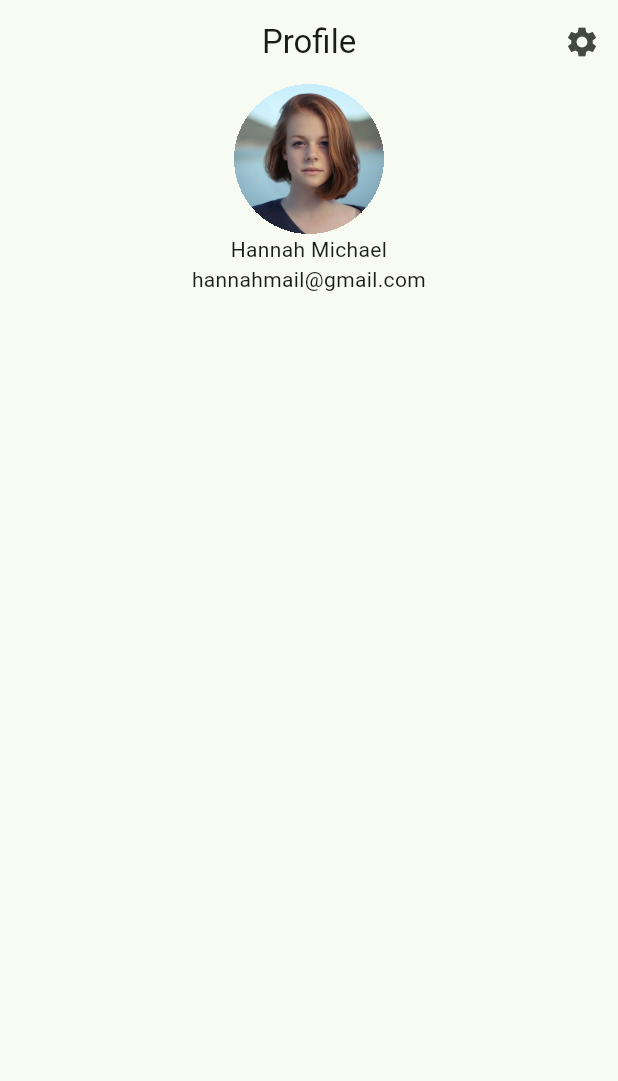
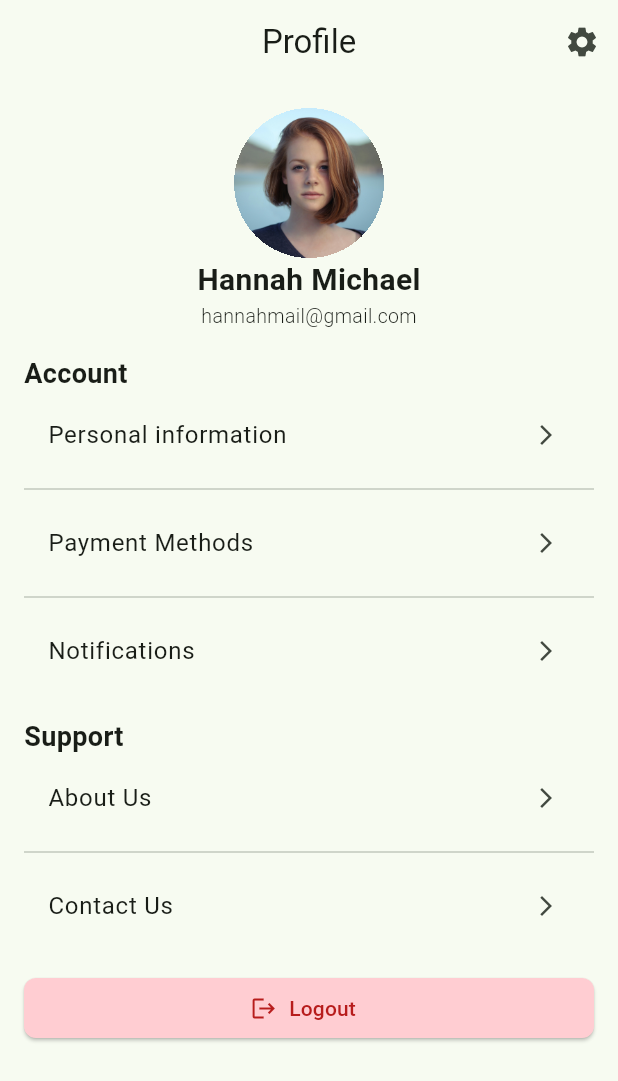
Before and after one commit to JoyObidife/myfirst_app, a Flutter app: the ProfilePage screen opened directly, on a phone screen of 412 x 824 dp. Shown: the top 1081 px of the screen. Run offline on Flutter 3.47's test engine with Material 3 defaults, Android fonts, the phone set to English and light mode, and no system bars.

```diff
--- a/lib/main.dart
+++ b/lib/main.dart
@@ -1,6 +1,7 @@
 import 'package:flutter/material.dart';
 import 'package:myfirst_app/bottom_navigation.dart';
 import 'package:myfirst_app/home_page.dart';
+import 'package:myfirst_app/onbording_page.dart';
 
 void main() {
   runApp(const MyApp());
@@ -21,6 +22,10 @@ class MyApp extends StatelessWidget {
 
       ),
  debugShowCheckedModeBanner: false,
+ routes: {
+  "/":(context)=> OnbordingPage(),
+  "/home": (context)=> BottomNavigation(),
+ },
       home: BottomNavigation()
     );
   }
--- a/lib/profile_page.dart
+++ b/lib/profile_page.dart
@@ -1,39 +1,165 @@
 import 'package:flutter/material.dart';
+import 'package:myfirst_app/notification_page.dart';
+import 'package:myfirst_app/payment_methods.dart';
+import 'package:myfirst_app/personal_information.dart';
 
-class ProfilePage extends StatelessWidget {
+class ProfilePage extends StatefulWidget {
   const ProfilePage({super.key});
 
+  @override
+  State<ProfilePage> createState() => _ProfilePageState();
+}
+
+class _ProfilePageState extends State<ProfilePage> {
   @override
   Widget build(BuildContext context) {
     return Scaffold(
       appBar: AppBar(
         title: Text("Profile"),
         centerTitle: true,
-        actions: [
-          IconButton(onPressed: () {}, icon: Icon(Icons.settings),),
-        ],
-
+        actions: [IconButton(onPressed: () {}, icon: Icon(Icons.settings))],
       ),
       body: ListView(
+        padding: EdgeInsets.all(16),
         children: [
-          Container(
-            decoration: BoxDecoration(shape: BoxShape.circle),
-            clipBehavior: Clip.hardEdge,
-            child: Image.asset(
-              "assets/profile_pics.jpg",
-              width: 100,
-              height: 100,
-            ),
-          ),
+          _buildonprofilepics(),
+          _builddetails(),
+          SizedBox(height: 16,),
 
-          Text("Hannah Michael", textAlign: TextAlign.center,),
-          Text("hannahmail@gmail.com", textAlign: TextAlign.center,),
+          _buildaccountsection(),
+          SizedBox(height: 16,),
 
-        ],
-          ),
+          _buildSupportSection(),
+          SizedBox(height: 16,),
+ElevatedButton.icon(
+  style: ElevatedButton.styleFrom(
+    backgroundColor: Colors.red.shade100,
+    foregroundColor: Colors.red.shade900,
+    shape: RoundedRectangleBorder(
+      borderRadius: BorderRadius.circular(8),
+    ),
+  ),
+  onPressed: () {},
+  icon: Icon(Icons.logout),
+  label: Text("Logout"),
+),
+
+        ]
+      )
+      );
 
 
-      );
+  }
 
+  Column _buildSupportSection() {
+    return Column(
+          crossAxisAlignment: CrossAxisAlignment.start,
+          children: [
+            Text(
+              "Support",
+              style: TextStyle(fontWeight: FontWeight.bold, fontSize: 18),
+            ),
+
+            ListTile(
+              title: Text(
+                "About Us",
+                style: TextStyle(fontSize: 16),
+              ),
+              trailing: Icon(Icons.arrow_forward_ios_outlined, size: 16),
+            ),
+
+            Divider(),
+            ListTile(
+              title: Text(
+                "Contact Us",
+                style: TextStyle(fontSize: 16),
+              ),
+              trailing: Icon(Icons.arrow_forward_ios_outlined, size: 16),
+            ),
+
+
+          ],
+        );
+  }
+
+  Column _buildaccountsection() {
+    return Column(
+      crossAxisAlignment: CrossAxisAlignment.start,
+      children: [
+        Text(
+          "Account",
+          style: TextStyle(fontWeight: FontWeight.bold, fontSize: 18),
+        ),
+        ListTile(
+          onTap: () {
+            Navigator.of(context).push(
+              MaterialPageRoute(builder: (context){
+                return PersonalInformation();
+
+              },
+
+              ),
+            );
+          },
+          title: Text("Personal information", style: TextStyle(fontSize: 16)),
+          trailing: Icon(Icons.arrow_forward_ios_outlined, size: 16),
+        ),
+
+        Divider(),
+
+        ListTile(
+          onTap: () {
+            Navigator.of(context).push(
+MaterialPageRoute(builder: (contex){
+  return PaymentMethods();
+
+}
+            )
+            );
+        },
+          title: Text("Payment Methods", style: TextStyle(fontSize: 16)),
+          trailing: Icon(Icons.arrow_forward_ios_outlined, size: 16),
+        ),
+
+        Divider(),
+
+        ListTile(
+          onTap: () {
+            Navigator.of(context).push(
+              MaterialPageRoute(builder: (context){
+                return NotificationPage();
+
+
+              })
+            );
+        },
+          title: Text("Notifications", style: TextStyle(fontSize: 16)),
+          trailing: Icon(Icons.arrow_forward_ios_outlined, size: 16),
+        ),
+      ],
+    );
+  }
+
+  Widget _buildonprofilepics() {
+    return Container(
+      decoration: BoxDecoration(shape: BoxShape.circle),
+      clipBehavior: Clip.hardEdge,
+      child: Image.asset("assets/profile_pics.jpg", width: 100, height: 100),
+    );
+  }
+
+  Widget _builddetails() {
+    return Column(
+      children: [
+        Text(
+          "Hannah Michael",
+          style: TextStyle(fontWeight: FontWeight.w600, fontSize: 20),
+        ),
+        Text(
+          "hannahmail@gmail.com",
+          style: TextStyle(fontWeight: FontWeight.w300, fontSize: 13),
+        ),
+      ],
+    );
   }
 }
```
Also changed, not shown: lib/notification_page.dart (added, +15 -0 lines), lib/onbording_page.dart (+8 -1 lines), lib/payment_methods.dart (added, +16 -0 lines), lib/personal_information.dart (added, +15 -0 lines), assets/onboardingscreen.png (added).
